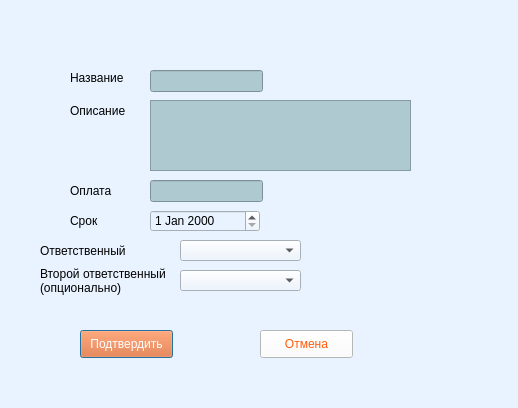
Before: the Qt Designer form course/creatework.ui in TFed555/Coursework, drawn with Qt 5.
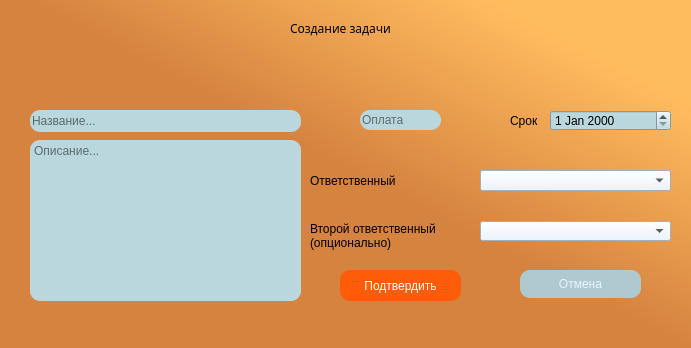
After: the same form once the commit is applied.

What changed in the file:
```diff
--- a/course/creatework.ui
+++ b/course/creatework.ui
@@ -6,78 +6,45 @@
    <rect>
     <x>0</x>
     <y>0</y>
-    <width>518</width>
-    <height>408</height>
+    <width>691</width>
+    <height>348</height>
    </rect>
   </property>
   <property name="windowTitle">
    <string>Dialog</string>
   </property>
   <property name="styleSheet">
-   <string notr="true">background-color: rgb(233, 243, 255)</string>
+   <string notr="true"/>
   </property>
-  <widget class="QDateEdit" name="dateEdit">
-   <property name="geometry">
-    <rect>
-     <x>150</x>
-     <y>210</y>
-     <width>110</width>
-     <height>22</height>
-    </rect>
-   </property>
-   <property name="styleSheet">
-    <string notr="true">background-color: rgb(233, 243, 255);</string>
-   </property>
-  </widget>
-  <widget class="QLineEdit" name="payEdit">
-   <property name="geometry">
-    <rect>
-     <x>150</x>
-     <y>180</y>
-     <width>113</width>
-     <height>22</height>
-    </rect>
-   </property>
-   <property name="styleSheet">
-    <string notr="true">background-color: rgb(174, 202, 208);</string>
-   </property>
-  </widget>
   <widget class="QLabel" name="label_6">
    <property name="geometry">
     <rect>
-     <x>40</x>
-     <y>260</y>
-     <width>141</width>
-     <height>41</height>
+     <x>0</x>
+     <y>0</y>
+     <width>691</width>
+     <height>351</height>
     </rect>
    </property>
-   <property name="text">
-    <string>Второй ответственный
-(опционально)</string>
+   <property name="styleSheet">
+    <string notr="true">background-color: qlineargradient(spread:pad, x1:0, y1:1, x2:0.866, y2:0.164818, stop:0.60199 rgba(214, 131, 64, 255), stop:1 rgba(255, 188, 94, 255));
+font: 9pt &quot;Cascadia Mono&quot;;</string>
    </property>
-  </widget>
-  <widget class="QLabel" name="label">
-   <property name="geometry">
-    <rect>
-     <x>70</x>
-     <y>70</y>
-     <width>61</width>
-     <height>16</height>
-    </rect>
-   </property>
    <property name="text">
-    <string>Название</string>
+    <string/>
    </property>
   </widget>
   <widget class="QLabel" name="label_4">
    <property name="geometry">
     <rect>
-     <x>70</x>
-     <y>210</y>
-     <width>61</width>
+     <x>510</x>
+     <y>110</y>
+     <width>41</width>
      <height>21</height>
     </rect>
    </property>
+   <property name="styleSheet">
+    <string notr="true">font: 8pt &quot;Cascadia Code&quot;;</string>
+   </property>
    <property name="text">
     <string>Срок</string>
    </property>
@@ -85,12 +52,15 @@
   <widget class="QLabel" name="label_5">
    <property name="geometry">
     <rect>
-     <x>40</x>
-     <y>240</y>
-     <width>91</width>
+     <x>310</x>
+     <y>170</y>
+     <width>111</width>
      <height>21</height>
     </rect>
    </property>
+   <property name="styleSheet">
+    <string notr="true">font: 8pt &quot;Cascadia Code&quot;;</string>
+   </property>
    <property name="text">
     <string>Ответственный</string>
    </property>
@@ -98,66 +68,44 @@
   <widget class="QLineEdit" name="titleEdit">
    <property name="geometry">
     <rect>
-     <x>150</x>
-     <y>70</y>
-     <width>113</width>
+     <x>30</x>
+     <y>110</y>
+     <width>271</width>
      <height>22</height>
     </rect>
    </property>
    <property name="styleSheet">
-    <string notr="true">background-color: rgb(174, 202, 208);</string>
+    <string notr="true">background-color: rgb(185, 215, 221);
+border-radius:10px;</string>
    </property>
-  </widget>
-  <widget class="QComboBox" name="comboBox">
-   <property name="geometry">
-    <rect>
-     <x>180</x>
-     <y>240</y>
-     <width>121</width>
-     <height>21</height>
-    </rect>
-   </property>
-   <property name="styleSheet">
-    <string notr="true">background-color: rgb(233, 243, 255);</string>
-   </property>
-   <item>
-    <property name="text">
-     <string/>
-    </property>
-   </item>
-  </widget>
-  <widget class="QLabel" name="label_3">
-   <property name="geometry">
-    <rect>
-     <x>70</x>
-     <y>180</y>
-     <width>61</width>
-     <height>21</height>
-    </rect>
-   </property>
-   <property name="text">
-    <string>Оплата</string>
-   </property>
-  </widget>
-  <widget class="QLabel" name="label_2">
-   <property name="geometry">
-    <rect>
-     <x>70</x>
-     <y>100</y>
-     <width>61</width>
-     <height>21</height>
-    </rect>
-   </property>
-   <property name="text">
-    <string>Описание</string>
+   <property name="placeholderText">
+    <string>Название...</string>
    </property>
   </widget>
   <widget class="QComboBox" name="comboBox_2">
    <property name="geometry">
     <rect>
-     <x>180</x>
-     <y>270</y>
-     <width>121</width>
+     <x>480</x>
+     <y>221</y>
+     <width>191</width>
+     <height>20</height>
+    </rect>
+   </property>
+   <property name="styleSheet">
+    <string notr="true">background-color: rgb(233, 243, 255);</string>
+   </property>
+   <item>
+    <property name="text">
+     <string/>
+    </property>
+   </item>
+  </widget>
+  <widget class="QComboBox" name="comboBox">
+   <property name="geometry">
+    <rect>
+     <x>480</x>
+     <y>170</y>
+     <width>191</width>
      <height>21</height>
     </rect>
    </property>
@@ -173,15 +121,18 @@
   <widget class="QPushButton" name="confirmButton">
    <property name="geometry">
     <rect>
-     <x>80</x>
-     <y>330</y>
-     <width>93</width>
-     <height>28</height>
+     <x>340</x>
+     <y>270</y>
+     <width>121</width>
+     <height>31</height>
     </rect>
    </property>
    <property name="styleSheet">
     <string notr="true">background-color: rgb(255, 92, 10);
-color: rgb(255, 255, 255);</string>
+border-color: rgb(0, 0, 0);
+color: rgb(255, 255, 255);
+border-radius:10px;
+font: 8pt &quot;Cascadia Code&quot;;</string>
    </property>
    <property name="text">
     <string>Подтвердить</string>
@@ -190,15 +141,17 @@
   <widget class="QPushButton" name="backButton">
    <property name="geometry">
     <rect>
-     <x>260</x>
-     <y>330</y>
-     <width>93</width>
+     <x>520</x>
+     <y>270</y>
+     <width>121</width>
      <height>28</height>
     </rect>
    </property>
    <property name="styleSheet">
-    <string notr="true">background-color: rgb(255, 255, 255); 
-color: rgb(255, 92, 10);</string>
+    <string notr="true">background-color: rgb(174, 202, 208);
+color: rgb(233, 243, 255);
+border-radius:10px;
+font: 8pt &quot;Cascadia Code&quot;;</string>
    </property>
    <property name="text">
     <string>Отмена</string>
@@ -207,14 +160,90 @@
   <widget class="QTextEdit" name="descEdit">
    <property name="geometry">
     <rect>
-     <x>150</x>
-     <y>100</y>
-     <width>261</width>
-     <height>71</height>
+     <x>30</x>
+     <y>140</y>
+     <width>271</width>
+     <height>161</height>
     </rect>
    </property>
    <property name="styleSheet">
-    <string notr="true">background-color: rgb(174, 202, 208);</string>
+    <string notr="true">background-color: rgb(185, 215, 221);
+border-radius:10px;</string>
+   </property>
+   <property name="placeholderText">
+    <string>Описание...</string>
+   </property>
+  </widget>
+  <widget class="QLabel" name="label">
+   <property name="geometry">
+    <rect>
+     <x>290</x>
+     <y>20</y>
+     <width>161</width>
+     <height>16</height>
+    </rect>
+   </property>
+   <property name="font">
+    <font>
+     <family>Cascadia Code</family>
+     <pointsize>9</pointsize>
+     <weight>50</weight>
+     <italic>false</italic>
+     <bold>false</bold>
+    </font>
+   </property>
+   <property name="styleSheet">
+    <string notr="true">font: 9pt &quot;Cascadia Code&quot;;</string>
+   </property>
+   <property name="text">
+    <string>Создание задачи</string>
+   </property>
+  </widget>
+  <widget class="QLabel" name="label_2">
+   <property name="geometry">
+    <rect>
+     <x>310</x>
+     <y>220</y>
+     <width>161</width>
+     <height>31</height>
+    </rect>
+   </property>
+   <property name="styleSheet">
+    <string notr="true">font: 8pt &quot;Cascadia Code&quot;;</string>
+   </property>
+   <property name="text">
+    <string>Второй ответственный
+(опционально)</string>
+   </property>
+  </widget>
+  <widget class="QDateEdit" name="dateEdit">
+   <property name="geometry">
+    <rect>
+     <x>550</x>
+     <y>110</y>
+     <width>121</width>
+     <height>21</height>
+    </rect>
+   </property>
+   <property name="styleSheet">
+    <string notr="true">background-color: rgb(185, 215, 221);</string>
+   </property>
+  </widget>
+  <widget class="QLineEdit" name="payEdit">
+   <property name="geometry">
+    <rect>
+     <x>360</x>
+     <y>110</y>
+     <width>81</width>
+     <height>20</height>
+    </rect>
+   </property>
+   <property name="styleSheet">
+    <string notr="true">background-color: rgb(185, 215, 221);
+border-radius:10px;</string>
+   </property>
+   <property name="placeholderText">
+    <string>Оплата</string>
    </property>
   </widget>
  </widget>
```
